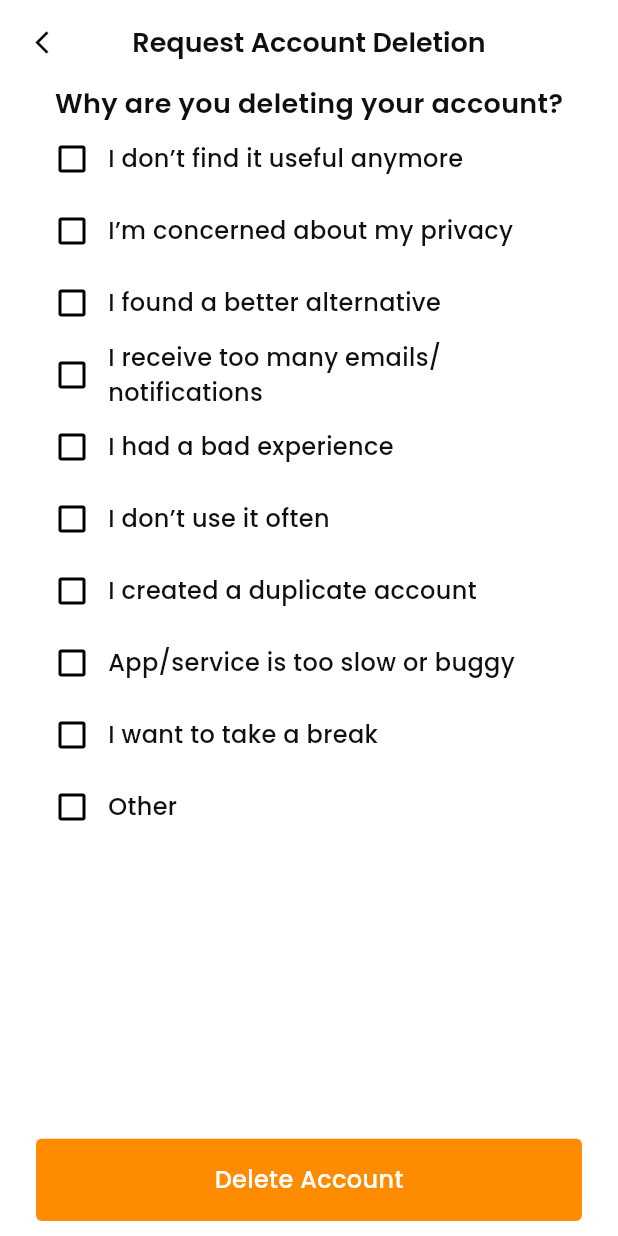
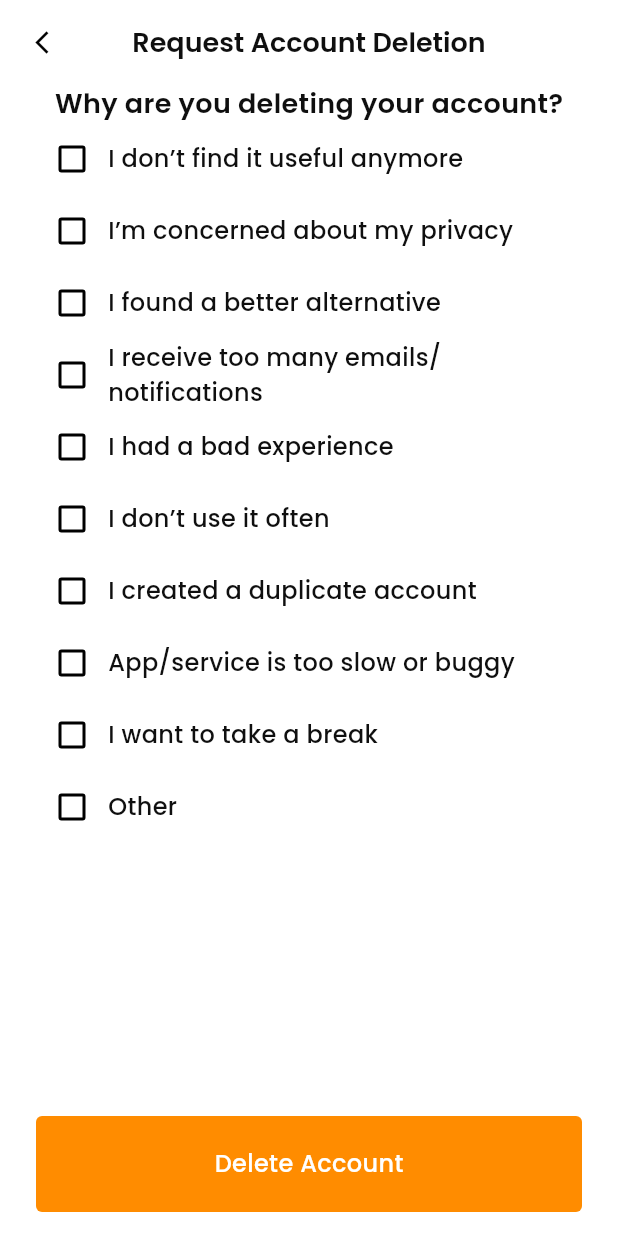
Before and after one commit to Ankit-Developer-2024/speedy-chow-app, a Flutter app: the ProfileView screen opened by its route, after a tap on "Request Account Deletion", on a phone screen of 412 x 824 dp. Run offline on Flutter 3.47's test engine with Material 3 defaults, Android fonts, the phone set to English and light mode, and no system bars; our stand-ins replace bloc, dio, equatable, flutter_bloc, flutter_localization, flutter_svg and 5 more; accounts and stored records are empty.

Commit message:
Profile account deletion ui and custom loder , confirmaion ,buttom ui done

```diff
--- a/lib/core/components/widgets/custom_snackbar.dart
+++ b/lib/core/components/widgets/custom_snackbar.dart
@@ -17,11 +17,12 @@ ScaffoldFeatureController<SnackBar, SnackBarClosedReason> customSnackBar(
       content: Text(title,style: AppTextStyles.bold14P(color: textColor ?? AppColors.white),),
       duration: Duration(seconds: seconds ?? 2),
       padding: padding ??EdgeInsets.all(AppDimensions.spacing_16),
-      margin:  margin ?? EdgeInsets.all(AppDimensions.spacing_24),
+      margin:  margin,
       behavior: SnackBarBehavior.floating,
       elevation: 0,
       shape: RoundedRectangleBorder(borderRadius: BorderRadius.circular(AppDimensions.radiusSmall)),
       backgroundColor: bgColor ?? AppColors.darkOrange.withValues(alpha: 0.9),
+
     ),
   );
 }
--- a/lib/core/localization/app_local.dart
+++ b/lib/core/localization/app_local.dart
@@ -61,6 +61,10 @@ mixin AppLocal{
   static const String description='description';
   static const String addToCart='addToCart';
   static const String myCart='myCart';
+  static const String subTotal='subTotal';
+  static const String items='items';
+  static const String delivery='delivery';
+  static const String orderTotal='orderTotal';
   static const String recommendedForYou='recommendedForYou';
   static const String ouchHungry='ouchHungry';
   static const String notOrderedAnyFood='notOrderedAnyFood';
@@ -99,7 +103,10 @@ mixin AppLocal{
   static const String  confirmDeleteCheckBoxSubTitle="confirmDeleteCheckBoxSubTitle";
   static const String  accountDeletionProcessStart="accountDeletionProcessStart";
   static const String  accountDeletionProcessStartSuccessfully="accountDeletionProcessStartSuccessfully";
-
+  static const String  confirmSignOutTitle='confirmSignOutTitle';
+  static const String  confirmSignOutSubTitle='confirmSignOutSubTitle';
+  static const String  signOutProcessStart='signOutProcessStart';
+  static const String  signOutProcessSuccessfully='signOutProcessSuccessfully';
 
 
    static const Map<String, dynamic> EN = {
@@ -163,6 +170,10 @@ mixin AppLocal{
     description: "Description",
     addToCart: "Add to Cart",
     myCart: "My Cart",
+    subTotal: "Subtotal",
+     items: "Items",
+     delivery: "Delivery:",
+     orderTotal: "Order Total:",
     recommendedForYou: "Recommended For You",
     ouchHungry: "Ouch! Hungry",
     notOrderedAnyFood: "Seems like you have not ordered any food yet",
@@ -201,6 +212,9 @@ mixin AppLocal{
     confirmDeleteCheckBoxSubTitle:"Please choose the reason that best describes why you're leaving.",
     accountDeletionProcessStart: "Account Deletion Process start...",
     accountDeletionProcessStartSuccessfully: "Account deletion has been initiated. Your account will be permanently deleted if you don’t log in within 7 days.",
-
+    confirmSignOutTitle:"Confirm Sign Out",
+     confirmSignOutSubTitle:"Are you sure you want to sign out your account?",
+     signOutProcessStart: "Sign Out Process start...",
+     signOutProcessSuccessfully: "Sign Out successfully.",
 };
 }
--- a/lib/features/cart/presentation/widgets/recommeded_item.dart
+++ b/lib/features/cart/presentation/widgets/recommeded_item.dart
@@ -63,7 +63,7 @@ class RecommededItem extends StatelessWidget {
                   RichText(text: TextSpan(
                       style: AppTextStyles.medium16P(color: AppColors.darkOrange),
                       children: [
-                        TextSpan(text: "\$"),
+                        TextSpan(text: "₹"),
                         WidgetSpan(child: SizedBox(width: AppDimensions.spacing_8,)),
                         TextSpan(text: "Price"),
                       ]
--- a/lib/features/profile/presentation/bloc/profile_event.dart
+++ b/lib/features/profile/presentation/bloc/profile_event.dart
@@ -45,3 +45,9 @@ final class ProfileAccountDeletionConfirmEvent extends ProfileEvent{
   @override
   List<Object?> get props => [];
 }
+
+final class ProfileSignOutConfirmEvent extends ProfileEvent{
+
+  @override
+  List<Object?> get props => [];
+}
--- a/lib/features/profile/presentation/bloc/profile_state.dart
+++ b/lib/features/profile/presentation/bloc/profile_state.dart
@@ -47,3 +47,16 @@ final class ProfileAccountDeletionConfirmState extends ProfileState{
   @override
   List<Object?> get props => [isLoading,isSuccess];
 }
+
+final class ProfileSignOutConfirmState extends ProfileState{
+  final bool isLoading;
+  final bool isSuccess;
+
+  ProfileSignOutConfirmState({
+    required this.isLoading,
+    required this.isSuccess,
+  });
+
+  @override
+  List<Object?> get props => [isLoading,isSuccess];
+}
--- a/lib/features/profile/presentation/view/account_deletion_view.dart
+++ b/lib/features/profile/presentation/view/account_deletion_view.dart
@@ -22,6 +22,70 @@ class AccountDeletionView extends StatelessWidget {
       appBar: ProfileItemAppBar(
         title: AppLocal.requestAccountDeletion.getString(context),
       ),
+      floatingActionButton:  BlocListener<ProfileBloc, ProfileState>(
+        listenWhen: (prev, curr) =>
+        curr is ProfileAccountDeletionConfirmState,
+        listener: (context, state) {
+          if (state is ProfileAccountDeletionConfirmState) {
+            if (state.isLoading) {
+              customLoaderDialog(
+                context: context,
+                title: AppLocal.accountDeletionProcessStart.getString(context),
+              );
+            } else if (state.isSuccess) {
+              context.pop();
+              context.pop();
+              customSnackBar(context,seconds:4 ,AppLocal.accountDeletionProcessStartSuccessfully.getString(context));
+            } else if (!state.isSuccess && !state.isLoading) {
+              context.pop();
+              context.pop();
+              customSnackBar(context, "Error");
+            }
+          }
+        },
+        child: Padding(
+          padding: const EdgeInsets.symmetric(horizontal: AppDimensions.size_24),
+          child: Button(
+            height: AppDimensions.size_64,
+            onTap: () {
+              context.read<ProfileBloc>().selectedAccountDeletionReason !=
+                  null
+                  ? customConfirmationDialogBox(
+                context: context,
+                title: AppLocal.confirmDelete.getString(context),
+                msg: AppLocal.confirmDeleteSubTitle.getString(
+                  context,
+                ),
+                rightButtonTitle: AppLocal.delete.getString(context),
+                onPress: () {
+                  context.read<ProfileBloc>().add(ProfileAccountDeletionConfirmEvent());
+                },
+              )
+                  : customConfirmationDialogBox(
+                context: context,
+                title: AppLocal.confirmDeleteCheckBoxTitle.getString(
+                  context,
+                ),
+                msg: AppLocal.confirmDeleteCheckBoxSubTitle.getString(
+                  context,
+                ),
+                isLeftButtonRequired: false,
+                rightButtonTitle: AppLocal.cancel.getString(context),
+                onPress: () {
+                  context.pop();
+                },
+              );
+            },
+            child: Center(
+              child: Text(
+                AppLocal.deleteAccount.getString(context),
+                style: AppTextStyles.medium16P(color: AppColors.white),
+              ),
+            ),
+          ),
+        ),
+      ),
+      floatingActionButtonLocation: FloatingActionButtonLocation.centerFloat,
       body: Padding(
         padding: const EdgeInsets.only(
           left: AppDimensions.spacing_24,
@@ -81,66 +145,7 @@ class AccountDeletionView extends StatelessWidget {
                 );
               },
             ),
-            Spacer(),
-            BlocListener<ProfileBloc, ProfileState>(
-              listenWhen: (prev, curr) =>
-                  curr is ProfileAccountDeletionConfirmState,
-              listener: (context, state) {
-                if (state is ProfileAccountDeletionConfirmState) {
-                  if (state.isLoading) {
-                    customLoaderDialog(
-                      context: context,
-                      title: AppLocal.accountDeletionProcessStart.getString(context),
-                    );
-                  } else if (state.isSuccess) {
-                    context.pop();
-                    context.pop();
-                    customSnackBar(context,seconds:4 ,AppLocal.accountDeletionProcessStartSuccessfully.getString(context));
-                  } else if (!state.isSuccess && !state.isLoading) {
-                    context.pop();
-                    context.pop();
-                    customSnackBar(context, "Error");
-                  }
-                }
-              },
-              child: Button(
-                onTap: () {
-                  context.read<ProfileBloc>().selectedAccountDeletionReason !=
-                          null
-                      ? customConfirmationDialogBox(
-                          context: context,
-                          title: AppLocal.confirmDelete.getString(context),
-                          msg: AppLocal.confirmDeleteSubTitle.getString(
-                            context,
-                          ),
-                          rightButtonTitle: AppLocal.delete.getString(context),
-                          onPress: () {
-                            context.read<ProfileBloc>().add(ProfileAccountDeletionConfirmEvent());
-                          },
-                        )
-                      : customConfirmationDialogBox(
-                          context: context,
-                          title: AppLocal.confirmDeleteCheckBoxTitle.getString(
-                            context,
-                          ),
-                          msg: AppLocal.confirmDeleteCheckBoxSubTitle.getString(
-                            context,
-                          ),
-                          isLeftButtonRequired: false,
-                          rightButtonTitle: AppLocal.cancel.getString(context),
-                          onPress: () {
-                            context.pop();
-                          },
-                        );
-                },
-                child: Center(
-                  child: Text(
-                    AppLocal.deleteAccount.getString(context),
-                    style: AppTextStyles.medium16P(color: AppColors.white),
-                  ),
-                ),
-              ),
-            ),
+
           ],
         ),
       ),
--- a/lib/features/profile/presentation/view/personal_data_view.dart
+++ b/lib/features/profile/presentation/view/personal_data_view.dart
@@ -130,7 +130,6 @@ class PersonalDataView extends StatelessWidget {
         listenWhen:(prev,curr)=> curr is ProfilePersonalDataSaveState,
         listener: (context, state) {
           if(state is ProfilePersonalDataSaveState){
-
             state.isSuccess? customSnackBar(context, "Data Save Successfully") : null;
           }
         },
--- a/lib/features/profile/presentation/view/profile_view.dart
+++ b/lib/features/profile/presentation/view/profile_view.dart
@@ -5,6 +5,9 @@ import 'package:flutter_svg/flutter_svg.dart';
 import 'package:go_router/go_router.dart';
 import 'package:speedy_chow/core/components/global_bloc/navigation_bloc.dart';
 import 'package:speedy_chow/core/components/widgets/button.dart';
+import 'package:speedy_chow/core/components/widgets/customLoaderDialog.dart';
+import 'package:speedy_chow/core/components/widgets/custom_snackbar.dart';
+import 'package:speedy_chow/core/components/widgets/custonConfirmationDialogBox.dart';
 import 'package:speedy_chow/core/localization/app_local.dart';
 import 'package:speedy_chow/core/routing/app_routes.dart';
 import 'package:speedy_chow/core/styles/app_colors.dart';
@@ -38,6 +41,60 @@ class ProfileView extends StatelessWidget {
         ),
         centerTitle: true,
       ),
+      floatingActionButton: Padding(
+        padding: const EdgeInsets.symmetric(horizontal: AppDimensions.size_24),
+        child: BlocListener<ProfileBloc, ProfileState>(
+          listenWhen: (prev,curr)=> curr is ProfileSignOutConfirmState,
+          listener: (context, state) {
+             if(state is ProfileSignOutConfirmState){
+               if(state.isLoading){
+                 customLoaderDialog(context: context, title: "Sign out process start...");
+               }
+               else if(state.isSuccess){
+                 context.pop();
+                 context.pop();
+                 customSnackBar(context, "Sign out Successfully");
+               }
+               else if(!state.isSuccess && !state.isLoading){
+                 context.pop();
+                 context.pop();
+                 customSnackBar(context, "Error");
+               }
+             }
+          },
+          child: Button(
+            onTap: () {
+              customConfirmationDialogBox(
+                context: context,
+                title: AppLocal.confirmSignOutTitle.getString(context),
+                msg: AppLocal.confirmSignOutSubTitle.getString(context),
+                rightButtonTitle: AppLocal.signOut.getString(context),
+                onPress: () {
+                  context.read<ProfileBloc>().add(ProfileSignOutConfirmEvent());
+                },
+              );
+            },
+            color: AppColors.transparent,
+            border: Border.all(color: AppColors.errorRed),
+            overlayColor: WidgetStateProperty.all(
+              AppColors.errorRed.withAlpha(50),
+            ),
+            child: Row(
+              mainAxisAlignment: MainAxisAlignment.center,
+              spacing: AppDimensions.spacing_10,
+              children: [
+                Icon(Icons.logout_sharp, color: AppColors.errorRed),
+                Text(
+                  AppLocal.signOut.getString(context),
+                  textAlign: TextAlign.center,
+                  style: AppTextStyles.medium16P(color: AppColors.errorRed),
+                ),
+              ],
+            ),
+          ),
+        ),
+      ),
+      floatingActionButtonLocation: FloatingActionButtonLocation.centerDocked,
       body: Padding(
         padding: const EdgeInsets.symmetric(horizontal: AppDimensions.size_24),
         child: Column(
@@ -77,14 +134,20 @@ class ProfileView extends StatelessWidget {
             ),
             ProfileItem(
               onTap: () {
-                context.pushNamed(AppRoutes.personalData,extra: context.read<ProfileBloc>());
+                context.pushNamed(
+                  AppRoutes.personalData,
+                  extra: context.read<ProfileBloc>(),
+                );
               },
               icon: Icons.person_2_outlined,
               text: AppLocal.personalData.getString(context),
             ),
             ProfileItem(
               onTap: () {
-                context.pushNamed(AppRoutes.settings,extra: context.read<ProfileBloc>());
+                context.pushNamed(
+                  AppRoutes.settings,
+                  extra: context.read<ProfileBloc>(),
+                );
               },
               icon: Icons.settings,
               text: AppLocal.settings.getString(context),
@@ -95,38 +158,23 @@ class ProfileView extends StatelessWidget {
             ),
             ProfileItem(
               onTap: () {
-                context.pushNamed(AppRoutes.helpCenter,extra: context.read<ProfileBloc>());
+                context.pushNamed(
+                  AppRoutes.helpCenter,
+                  extra: context.read<ProfileBloc>(),
+                );
               },
               icon: Icons.help_center_outlined,
               text: AppLocal.helpCenter.getString(context),
             ),
             ProfileItem(
               onTap: () {
-                context.pushNamed(AppRoutes.requestAccountDeletion,extra: context.read<ProfileBloc>());
+                context.pushNamed(
+                  AppRoutes.requestAccountDeletion,
+                  extra: context.read<ProfileBloc>(),
+                );
               },
               icon: Icons.delete_outline_rounded,
               text: AppLocal.requestAccountDeletion.getString(context),
-            ),
-            Spacer(),
-            Button(
-              onTap: () {},
-              color: AppColors.transparent,
-              border: Border.all(color: AppColors.errorRed),
-              overlayColor: WidgetStateProperty.all(
-                AppColors.errorRed.withAlpha(50),
-              ),
-              child: Row(
-                mainAxisAlignment: MainAxisAlignment.center,
-                spacing: AppDimensions.spacing_10,
-                children: [
-                  Icon(Icons.logout_sharp, color: AppColors.errorRed),
-                  Text(
-                    AppLocal.signOut.getString(context),
-                    textAlign: TextAlign.center,
-                    style: AppTextStyles.medium16P(color: AppColors.errorRed),
-                  ),
-                ],
-              ),
             ),
           ],
         ),
```
Also changed, not shown: lib/features/cart/presentation/view/cart_view.dart (+65 -16 lines), lib/features/cart/presentation/widgets/cart_item.dart (+11 -14 lines), lib/features/profile/presentation/bloc/profile_bloc.dart (+9 -0 lines).
